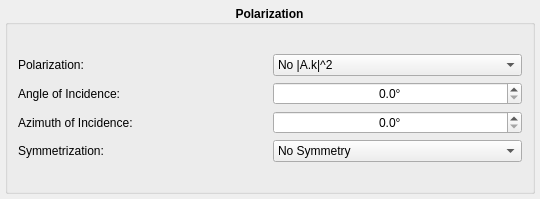
Before: the Qt Designer form kmap/ui/polarization.ui in brands-d/kMap, drawn with Qt 5.
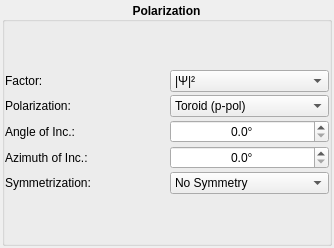
After: the same form once the commit is applied.

Commit message: Moved Polarisation Factor to separate Combobox

What changed in the file:
```diff
--- a/kmap/ui/polarization.ui
+++ b/kmap/ui/polarization.ui
@@ -6,25 +6,28 @@
    <rect>
     <x>0</x>
     <y>0</y>
-    <width>540</width>
-    <height>199</height>
+    <width>334</width>
+    <height>248</height>
    </rect>
   </property>
   <property name="windowTitle">
    <string>Form</string>
   </property>
   <layout class="QVBoxLayout" name="verticalLayout">
+   <property name="spacing">
+    <number>0</number>
+   </property>
    <property name="leftMargin">
-    <number>5</number>
+    <number>2</number>
    </property>
    <property name="topMargin">
-    <number>5</number>
+    <number>2</number>
    </property>
    <property name="rightMargin">
-    <number>5</number>
+    <number>2</number>
    </property>
    <property name="bottomMargin">
-    <number>5</number>
+    <number>2</number>
    </property>
    <item>
     <widget class="QGroupBox" name="groupbox">
@@ -41,34 +44,49 @@
       <set>Qt::AlignCenter</set>
      </property>
      <layout class="QVBoxLayout" name="verticalLayout_2">
+      <property name="spacing">
+       <number>0</number>
+      </property>
       <property name="leftMargin">
-       <number>5</number>
+       <number>0</number>
       </property>
       <property name="topMargin">
-       <number>5</number>
+       <number>0</number>
       </property>
       <property name="rightMargin">
-       <number>5</number>
+       <number>0</number>
       </property>
       <property name="bottomMargin">
-       <number>5</number>
+       <number>0</number>
       </property>
       <item>
        <layout class="QGridLayout" name="layout">
         <property name="leftMargin">
-         <number>5</number>
+         <number>0</number>
         </property>
         <property name="topMargin">
-         <number>5</number>
+         <number>0</number>
         </property>
         <property name="rightMargin">
-         <number>5</number>
+         <number>0</number>
         </property>
         <property name="bottomMargin">
+         <number>0</number>
+        </property>
+        <property name="horizontalSpacing">
          <number>5</number>
         </property>
-        <item row="0" column="1">
+        <property name="verticalSpacing">
+         <number>3</number>
+        </property>
+        <item row="1" column="1">
          <widget class="QComboBox" name="polarization_combobox">
+          <property name="sizePolicy">
+           <sizepolicy hsizetype="Preferred" vsizetype="Fixed">
+            <horstretch>0</horstretch>
+            <verstretch>0</verstretch>
+           </sizepolicy>
+          </property>
           <property name="font">
            <font>
             <weight>50</weight>
@@ -78,11 +96,9 @@
           <property name="toolTip">
            <string>Choose one type of polarization.</string>
           </property>
-          <item>
-           <property name="text">
-            <string>No |A.k|^2</string>
-           </property>
-          </item>
+          <property name="currentIndex">
+           <number>0</number>
+          </property>
           <item>
            <property name="text">
             <string>Toroid (p-pol)</string>
@@ -113,40 +129,16 @@
             <string>CDAD</string>
            </property>
           </item>
-          <item>
-           <property name="text">
-            <string>Only |A.k|^2: Toroid (p-pol)</string>
-           </property>
-          </item>
-          <item>
-           <property name="text">
-            <string>Only |A.k|^2: NANO-ESCA: p-pol</string>
-           </property>
-          </item>
-          <item>
-           <property name="text">
-            <string>Only |A.k|^2: NANO-ESCA: s-pol</string>
-           </property>
-          </item>
-          <item>
-           <property name="text">
-            <string>Only |A.k|^2: NANO-ESCA: circ+</string>
-           </property>
-          </item>
-          <item>
-           <property name="text">
-            <string>Only |A.k|^2: NANO-ESCA: circ-</string>
-           </property>
-          </item>
-          <item>
-           <property name="text">
-            <string>Only |A.k|^2: CDAD</string>
-           </property>
-          </item>
          </widget>
         </item>
-        <item row="1" column="1">
+        <item row="2" column="1">
          <widget class="QDoubleSpinBox" name="angle_spinbox">
+          <property name="sizePolicy">
+           <sizepolicy hsizetype="Preferred" vsizetype="Fixed">
+            <horstretch>0</horstretch>
+            <verstretch>0</verstretch>
+           </sizepolicy>
+          </property>
           <property name="font">
            <font>
             <weight>50</weight>
@@ -182,33 +174,7 @@
           </property>
          </widget>
         </item>
-        <item row="0" column="0">
-         <widget class="QLabel" name="polarization_label">
-          <property name="font">
-           <font>
-            <weight>50</weight>
-            <bold>false</bold>
-           </font>
-          </property>
-          <property name="text">
-           <string>Polarization:</string>
-          </property>
-         </widget>
-        </item>
         <item row="2" column="0">
-         <widget class="QLabel" name="azimuth_label">
-          <property name="font">
-           <font>
-            <weight>50</weight>
-            <bold>false</bold>
-           </font>
-          </property>
-          <property name="text">
-           <string>Azimuth of Incidence:</string>
-          </property>
-         </widget>
-        </item>
-        <item row="1" column="0">
          <widget class="QLabel" name="angle_label">
           <property name="font">
            <font>
@@ -217,45 +183,11 @@
            </font>
           </property>
           <property name="text">
-           <string>Angle of Incidence:</string>
+           <string>Angle of Inc.:</string>
           </property>
          </widget>
         </item>
-        <item row="2" column="1">
-         <widget class="QDoubleSpinBox" name="azimuth_spinbox">
-          <property name="font">
-           <font>
-            <weight>50</weight>
-            <bold>false</bold>
-           </font>
-          </property>
-          <property name="toolTip">
-           <string>The azimuth of incidence.</string>
-          </property>
-          <property name="alignment">
-           <set>Qt::AlignCenter</set>
-          </property>
-          <property name="correctionMode">
-           <enum>QAbstractSpinBox::CorrectToNearestValue</enum>
-          </property>
-          <property name="keyboardTracking">
-           <bool>false</bool>
-          </property>
-          <property name="suffix">
-           <string>°</string>
-          </property>
-          <property name="decimals">
-           <number>1</number>
-          </property>
-          <property name="maximum">
-           <double>360.000000000000000</double>
-          </property>
-          <property name="stepType">
-           <enum>QAbstractSpinBox::AdaptiveDecimalStepType</enum>
-          </property>
-         </widget>
-        </item>
-        <item row="3" column="0">
+        <item row="4" column="0">
          <widget class="QLabel" name="symmetrize_label">
           <property name="font">
            <font>
@@ -269,13 +201,62 @@
          </widget>
         </item>
         <item row="3" column="1">
+         <widget class="QDoubleSpinBox" name="azimuth_spinbox">
+          <property name="sizePolicy">
+           <sizepolicy hsizetype="Preferred" vsizetype="Fixed">
+            <horstretch>0</horstretch>
+            <verstretch>0</verstretch>
+           </sizepolicy>
+          </property>
+          <property name="font">
+           <font>
+            <weight>50</weight>
+            <bold>false</bold>
+           </font>
+          </property>
+          <property name="toolTip">
+           <string>The azimuth of incidence.</string>
+          </property>
+          <property name="alignment">
+           <set>Qt::AlignCenter</set>
+          </property>
+          <property name="correctionMode">
+           <enum>QAbstractSpinBox::CorrectToNearestValue</enum>
+          </property>
+          <property name="keyboardTracking">
+           <bool>false</bool>
+          </property>
+          <property name="suffix">
+           <string>°</string>
+          </property>
+          <property name="decimals">
+           <number>1</number>
+          </property>
+          <property name="maximum">
+           <double>360.000000000000000</double>
+          </property>
+          <property name="stepType">
+           <enum>QAbstractSpinBox::AdaptiveDecimalStepType</enum>
+          </property>
+         </widget>
+        </item>
+        <item row="4" column="1">
          <widget class="QComboBox" name="symmetrize_combobox">
+          <property name="sizePolicy">
+           <sizepolicy hsizetype="Preferred" vsizetype="Fixed">
+            <horstretch>0</horstretch>
+            <verstretch>0</verstretch>
+           </sizepolicy>
+          </property>
           <property name="font">
            <font>
             <weight>50</weight>
             <bold>false</bold>
            </font>
           </property>
+          <property name="currentIndex">
+           <number>0</number>
+          </property>
           <property name="maxVisibleItems">
            <number>7</number>
           </property>
@@ -319,6 +300,94 @@
           </item>
          </widget>
         </item>
+        <item row="3" column="0">
+         <widget class="QLabel" name="azimuth_label">
+          <property name="font">
+           <font>
+            <weight>50</weight>
+            <bold>false</bold>
+           </font>
+          </property>
+          <property name="text">
+           <string>Azimuth of Inc.:</string>
+          </property>
+         </widget>
+        </item>
+        <item row="0" column="0">
+         <widget class="QLabel" name="ak_label">
+          <property name="enabled">
+           <bool>true</bool>
+          </property>
+          <property name="font">
+           <font>
+            <weight>50</weight>
+            <bold>false</bold>
+           </font>
+          </property>
+          <property name="toolTip">
+           <string>Ψ</string>
+          </property>
+          <property name="text">
+           <string>Factor:</string>
+          </property>
+         </widget>
+        </item>
+        <item row="0" column="1">
+         <widget class="QComboBox" name="ak_combobox">
+          <property name="enabled">
+           <bool>true</bool>
+          </property>
+          <property name="sizePolicy">
+           <sizepolicy hsizetype="Preferred" vsizetype="Fixed">
+            <horstretch>0</horstretch>
+            <verstretch>0</verstretch>
+           </sizepolicy>
+          </property>
+          <property name="font">
+           <font>
+            <weight>50</weight>
+            <bold>false</bold>
+           </font>
+          </property>
+          <property name="currentIndex">
+           <number>0</number>
+          </property>
+          <property name="maxVisibleItems">
+           <number>3</number>
+          </property>
+          <property name="maxCount">
+           <number>3</number>
+          </property>
+          <item>
+           <property name="text">
+            <string>|Ψ|²</string>
+           </property>
+          </item>
+          <item>
+           <property name="text">
+            <string>|A.k|²</string>
+           </property>
+          </item>
+          <item>
+           <property name="text">
+            <string>|A.k|² x |Ψ|² </string>
+           </property>
+          </item>
+         </widget>
+        </item>
+        <item row="1" column="0">
+         <widget class="QLabel" name="polarization_label">
+          <property name="font">
+           <font>
+            <weight>50</weight>
+            <bold>false</bold>
+           </font>
+          </property>
+          <property name="text">
+           <string>Polarization:</string>
+          </property>
+         </widget>
+        </item>
        </layout>
       </item>
      </layout>
```
The commit also changes 1 other file.
